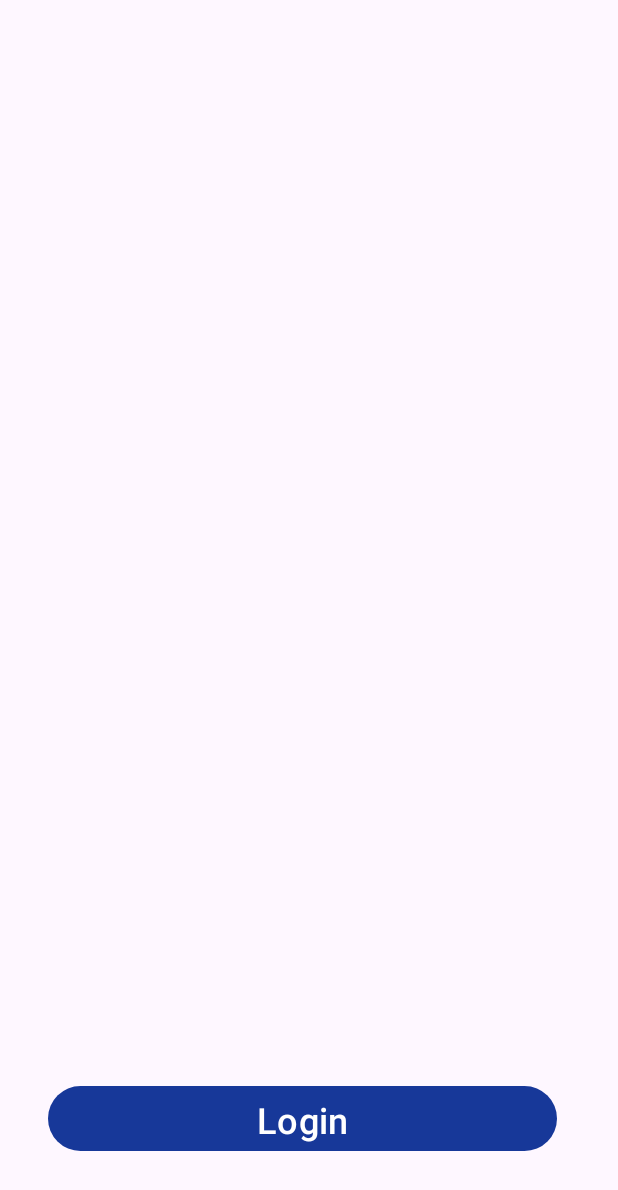
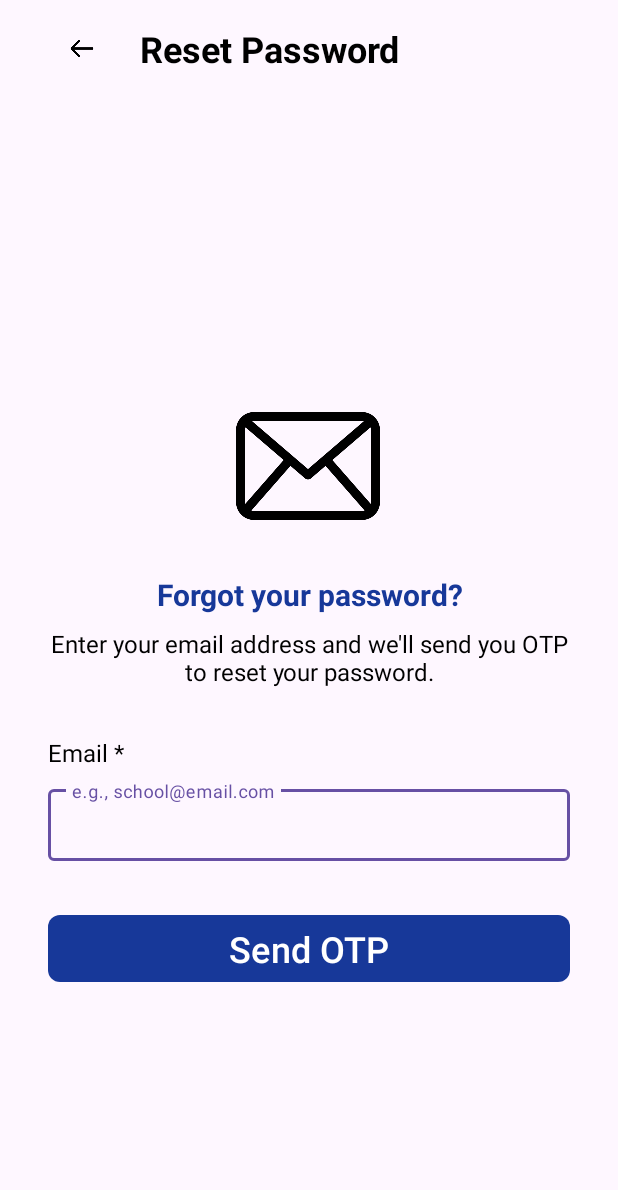
Before and after one commit to MaleeshaShashini/PasalHawula, an Android app: the ResetPasswordActivity screen opened directly, with no data from a screen before it, on a phone screen of 412 x 824 dp. Shown: the top 1190 px of the screen. Run offline under Robolectric (Android 15) with nearby library versions, the phone set to English and light mode, and no system bars; Roboto replaces fonts that are not available here.

Commit message:
Feat: Implement Reset Password UI
- Designed and implemented the layout for the 'Reset Password' screen (activity_reset_password.xml).
- Added a back navigation icon and a "Reset Password" title in a header section.
- Included an email icon, instructional text, an email input field (TextInputLayout), and a "Send OTP" button.

```diff
--- a/app/src/main/res/layout/activity_reset_password.xml
+++ b/app/src/main/res/layout/activity_reset_password.xml
@@ -1,25 +1,140 @@
 <?xml version="1.0" encoding="utf-8"?>
-<androidx.constraintlayout.widget.ConstraintLayout xmlns:android="http://schemas.android.com/apk/res/android"
+<androidx.constraintlayout.widget.ConstraintLayout
+    xmlns:android="http://schemas.android.com/apk/res/android"
     xmlns:app="http://schemas.android.com/apk/res-auto"
     xmlns:tools="http://schemas.android.com/tools"
     android:layout_width="match_parent"
     android:layout_height="match_parent"
+    android:paddingStart="32dp"
+    android:paddingEnd="32dp"
     tools:context=".ResetPasswordActivity">
+
+    <LinearLayout
+    android:id="@+id/layoutHeader"
+    android:layout_width="0dp"
+    android:layout_height="wrap_content"
+    android:orientation="horizontal"
+    android:gravity="center_vertical"
+    android:layout_marginTop="16dp"
+    android:layout_marginBottom="16dp"
+    app:layout_constraintTop_toTopOf="parent"
+    app:layout_constraintStart_toStartOf="parent"
+    app:layout_constraintEnd_toEndOf="parent">
+
+    <ImageView
+        android:id="@+id/btnBack"
+        android:layout_width="45dp"
+        android:layout_height="match_parent"
+        android:clickable="true"
+        android:contentDescription="@string/back_button_description"
+        android:focusable="true"
+        android:padding="8dp"
+        android:src="@drawable/ic_arrow_back" />
+
+        <TextView
+        android:id="@+id/txtResetPasswordTitle"
+        android:layout_width="wrap_content"
+        android:layout_height="wrap_content"
+        android:text="@string/reset_password_title"
+        android:textColor="@color/black"
+        android:textSize="24sp"
+        android:textStyle="bold"
+        android:layout_marginStart="16dp"/>
+</LinearLayout>
+
+    <ImageView
+        android:id="@+id/imgEmailIcon"
+        android:layout_width="96dp"
+        android:layout_height="96dp"
+        android:layout_marginTop="48dp"
+        android:contentDescription="@string/email_icon_description"
+        app:layout_constraintBottom_toTopOf="@+id/txtForgotPasswordQuestion"
+        app:layout_constraintEnd_toEndOf="parent"
+        app:layout_constraintHorizontal_bias="0.498"
+        app:layout_constraintStart_toStartOf="parent"
+        app:layout_constraintTop_toBottomOf="@+id/layoutHeader"
+        app:layout_constraintVertical_chainStyle="packed"
+        app:srcCompat="@drawable/ic_email" />
+
+    <TextView
+        android:id="@+id/txtForgotPasswordQuestion"
+        android:layout_width="wrap_content"
+        android:layout_height="wrap_content"
+        android:layout_marginTop="24dp"
+        android:text="@string/forgot_password_question"
+        android:textColor="@color/darkBlue"
+        android:textSize="20sp"
+        android:textStyle="bold"
+        android:textAlignment="center"
+        app:layout_constraintEnd_toEndOf="parent"
+        app:layout_constraintStart_toStartOf="parent"
+        app:layout_constraintTop_toBottomOf="@+id/imgEmailIcon"
+        app:layout_constraintBottom_toTopOf="@+id/txtInstructions" />
+
+    <TextView
+        android:id="@+id/txtInstructions"
+        android:layout_width="0dp"
+        android:layout_height="wrap_content"
+        android:layout_marginTop="8dp"
+        android:text="@string/reset_password_instructions"
+        android:textColor="@color/black"
+        android:textSize="16sp"
+        android:textAlignment="center"
+        app:layout_constraintEnd_toEndOf="parent"
+        app:layout_constraintStart_toStartOf="parent"
+        app:layout_constraintTop_toBottomOf="@+id/txtForgotPasswordQuestion"
+        app:layout_constraintBottom_toTopOf="@+id/txtEmailLabel" />
+
+    <TextView
+        android:id="@+id/txtEmailLabel"
+        android:layout_width="wrap_content"
+        android:layout_height="wrap_content"
+        android:layout_marginTop="32dp"
+        android:text="@string/email_label_with_star"
+        android:textColor="@color/black"
+        android:textSize="16sp"
+        app:layout_constraintStart_toStartOf="parent"
+        app:layout_constraintTop_toBottomOf="@+id/txtInstructions"
+        app:layout_constraintBottom_toTopOf="@+id/inputEmailReset" />
+
+    <com.google.android.material.textfield.TextInputLayout
+        android:id="@+id/inputEmailReset"
+        style="@style/Widget.MaterialComponents.TextInputLayout.OutlinedBox"
+        android:layout_width="0dp"
+        android:layout_height="wrap_content"
+        android:layout_marginTop="8dp"
+        android:hint="@string/email_hint_example" app:cornerRadius="8dp"
+        app:hintEnabled="true"
+        app:layout_constraintEnd_toEndOf="parent"
+        app:layout_constraintStart_toStartOf="parent"
+        app:layout_constraintTop_toBottomOf="@+id/txtEmailLabel"
+        app:layout_constraintBottom_toTopOf="@+id/btnSendOTP">
+
+        <com.google.android.material.textfield.TextInputEditText
+            android:id="@+id/editEmailReset"
+            android:layout_width="match_parent"
+            android:layout_height="wrap_content"
+            android:inputType="textEmailAddress"
+            android:minHeight="48dp"
+            android:paddingVertical="12dp"
+            android:textColor="@color/black"
+            android:textColorHint="@color/gray" />
+    </com.google.android.material.textfield.TextInputLayout>
 
     <Button
         android:id="@+id/btnSendOTP"
-        android:layout_width="339dp"
-        android:layout_height="51dp"
-        android:text="@string/login"
+        android:layout_width="0dp"
+        android:layout_height="wrap_content"
+        android:layout_marginTop="32dp"
+        android:text="@string/send_otp"
         android:textSize="24sp"
+        app:backgroundTint="@color/darkBlue"
+        app:cornerRadius="8dp"
+        app:layout_constraintEnd_toEndOf="parent"
+        app:layout_constraintStart_toStartOf="parent"
+        app:layout_constraintTop_toBottomOf="@+id/inputEmailReset"
         app:layout_constraintBottom_toBottomOf="parent"
-        app:layout_constraintEnd_toEndOf="parent"
-        app:layout_constraintHorizontal_bias="0.444"
-        app:layout_constraintStart_toStartOf="parent"
-        app:layout_constraintTop_toTopOf="parent"
-        app:layout_constraintVertical_bias="0.932"
-        app:strokeColor="#000000"
-        app:backgroundTint="@color/darkBlue" />
-
+        app:layout_constraintVertical_bias="0.0"
+        app:strokeColor="#000000" />
 
 </androidx.constraintlayout.widget.ConstraintLayout>
--- a/app/src/main/res/values/strings.xml
+++ b/app/src/main/res/values/strings.xml
@@ -71,4 +71,15 @@
     <!--Strings for profile -->
     <string name="logout">Log Out</string>
 
+    <!--Strings for Reset password activity -->
+    <string name="reset_password_title">Reset Password</string>
+    <string name="email_icon_description">Email icon</string>
+    <string name="forgot_password_question">Forgot your password?</string>
+    <string name="reset_password_instructions">Enter your email address and we\'ll send you OTP to reset your password.</string>
+    <string name="email_label_with_star">Email *</string>
+    <string name="email_hint_example">e.g., school@email.com</string>
+    <string name="send_otp">Send OTP</string>
+
+
+
 </resources>
```
Also changed, not shown: app/src/main/res/drawable/ic_email.png (added).
